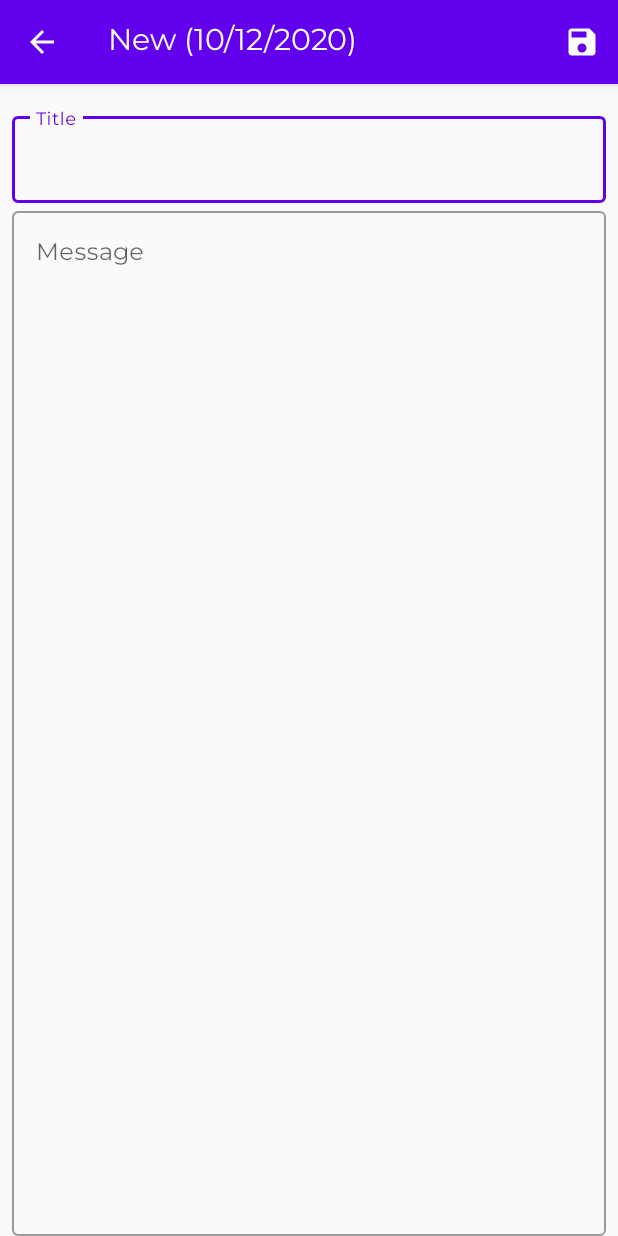
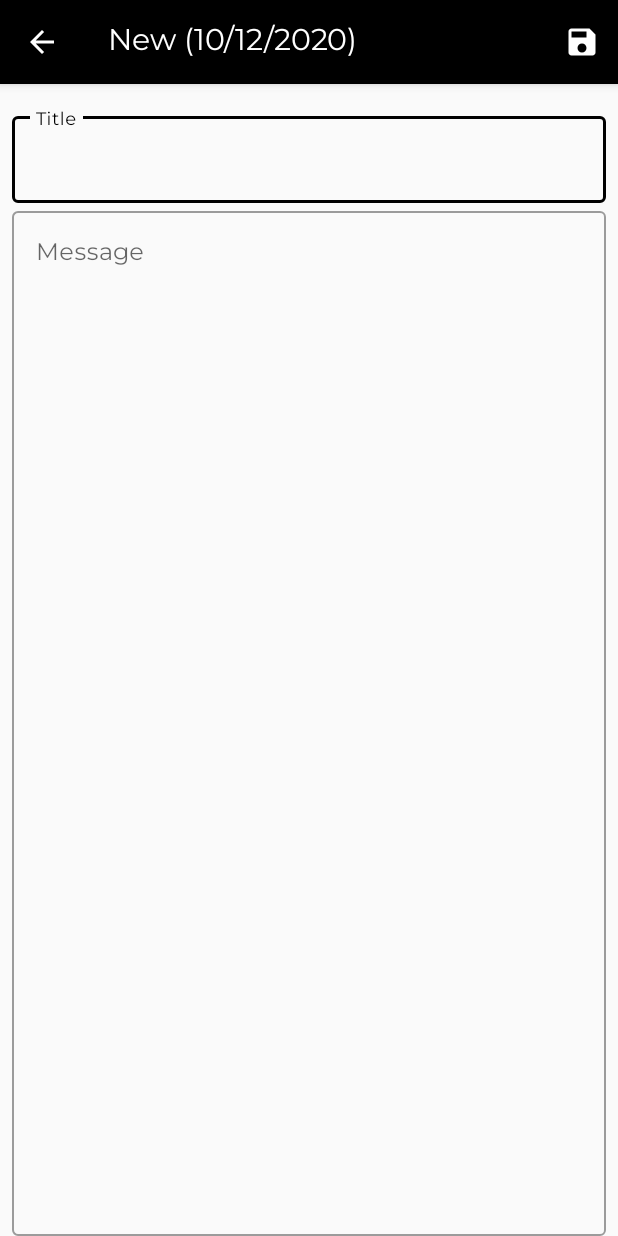
Before and after one commit to thiagofnunes/Daily-Friend-Android-App, an Android app: the screen it shows after launch (RecordActivity), after a tap on an icon or button, on a phone screen of 412 x 824 dp. Run offline under Robolectric (Android 15) with nearby library versions, the phone set to English and light mode, and no system bars; our stand-ins replace Room's generated code.

Commit message:
Migration to AndroidX and change in themes.xml

```diff
--- a/app/build.gradle
+++ b/app/build.gradle
@@ -40,7 +40,7 @@ dependencies {
     androidTestImplementation 'com.android.support.test:runner:1.0.2'
     androidTestImplementation 'com.android.support.test.espresso:espresso-core:3.0.2'
 
-
+    implementation 'androidx.lifecycle:lifecycle-extensions:2.2.0'
     implementation "android.arch.persistence.room:runtime:1.1.1"
     annotationProcessor "android.arch.persistence.room:compiler:1.1.1"
     androidTestImplementation "android.arch.persistence.room:testing:1.1.1"
--- a/app/src/main/java/com/thiagonunes/dailyfriend/RecordActivity.java
+++ b/app/src/main/java/com/thiagonunes/dailyfriend/RecordActivity.java
@@ -1,13 +1,13 @@
 package com.thiagonunes.dailyfriend;
 
-import android.arch.lifecycle.ViewModelProviders;
-import android.arch.lifecycle.ViewModelStore;
 import android.content.Intent;
 import android.os.Bundle;
-import android.support.v7.app.AppCompatActivity;
 import android.view.Menu;
 import android.view.MenuItem;
 import android.widget.EditText;
+
+import androidx.appcompat.app.AppCompatActivity;
+import androidx.lifecycle.ViewModelProviders;
 
 import com.thiagonunes.dailyfriend.database.RecordRepository;
 import com.thiagonunes.dailyfriend.model.MyViewModelFactory;
--- a/app/src/main/java/com/thiagonunes/dailyfriend/database/RecordRepository.java
+++ b/app/src/main/java/com/thiagonunes/dailyfriend/database/RecordRepository.java
@@ -1,8 +1,9 @@
 package com.thiagonunes.dailyfriend.database;
 
 import android.app.Application;
-import android.arch.lifecycle.LiveData;
 import android.os.AsyncTask;
+
+import androidx.lifecycle.LiveData;
 
 import com.thiagonunes.dailyfriend.model.Record;
 
--- a/app/src/main/java/com/thiagonunes/dailyfriend/database/RecordRoomDatabase.java
+++ b/app/src/main/java/com/thiagonunes/dailyfriend/database/RecordRoomDatabase.java
@@ -1,13 +1,15 @@
 package com.thiagonunes.dailyfriend.database;
 
-import android.arch.persistence.room.Database;
-import android.arch.persistence.room.Room;
-import android.arch.persistence.room.RoomDatabase;
+
 import android.content.Context;
+
+import androidx.room.Database;
+import androidx.room.Room;
+import androidx.room.RoomDatabase;
 
 import com.thiagonunes.dailyfriend.model.Record;
 
-@Database(entities = {Record.class}, version = 1, exportSchema = false)
+@Database(entities = {Record.class}, version = 2, exportSchema = false)
 public abstract class RecordRoomDatabase extends RoomDatabase {
 
     public abstract RecordDao recordDao();
@@ -18,7 +20,7 @@ public abstract class RecordRoomDatabase extends RoomDatabase {
         if (INSTANCE == null) {
             synchronized (RecordRoomDatabase.class) {
                 if (INSTANCE == null) {
-                    INSTANCE = Room.databaseBuilder(context.getApplicationContext(), RecordRoomDatabase.class, "records_database").build();
+                    INSTANCE = Room.databaseBuilder(context.getApplicationContext(), RecordRoomDatabase.class, "records_database").fallbackToDestructiveMigration().build();
                 }
             }
         }
--- a/app/src/main/java/com/thiagonunes/dailyfriend/model/MyViewModelFactory.java
+++ b/app/src/main/java/com/thiagonunes/dailyfriend/model/MyViewModelFactory.java
@@ -1,8 +1,10 @@
 package com.thiagonunes.dailyfriend.model;
 
 import android.app.Application;
-import android.arch.lifecycle.ViewModel;
-import android.arch.lifecycle.ViewModelProvider;
+
+import androidx.lifecycle.ViewModel;
+import androidx.lifecycle.ViewModelProvider;
+
 
 public class MyViewModelFactory implements ViewModelProvider.Factory {
     private Application mApplication;
--- a/app/src/main/java/com/thiagonunes/dailyfriend/recyclerview/RecordListAdapter.java
+++ b/app/src/main/java/com/thiagonunes/dailyfriend/recyclerview/RecordListAdapter.java
@@ -2,11 +2,12 @@ package com.thiagonunes.dailyfriend.recyclerview;
 
 import android.content.Context;
 import android.content.Intent;
-import android.support.v7.widget.RecyclerView;
 import android.view.LayoutInflater;
 import android.view.View;
 import android.view.ViewGroup;
 import android.widget.TextView;
+
+import androidx.recyclerview.widget.RecyclerView;
 
 import com.thiagonunes.dailyfriend.R;
 import com.thiagonunes.dailyfriend.RecordActivity;
--- a/app/src/main/res/layout/activity_record.xml
+++ b/app/src/main/res/layout/activity_record.xml
@@ -1,5 +1,6 @@
 <?xml version="1.0" encoding="utf-8"?>
-<android.support.constraint.ConstraintLayout xmlns:android="http://schemas.android.com/apk/res/android"
+<androidx.constraintlayout.widget.ConstraintLayout
+    xmlns:android="http://schemas.android.com/apk/res/android"
     xmlns:app="http://schemas.android.com/apk/res-auto"
     xmlns:tools="http://schemas.android.com/tools"
     android:layout_width="match_parent"
@@ -7,7 +8,7 @@
     tools:context=".RecordActivity">
 
 
-    <android.support.design.widget.TextInputLayout
+    <com.google.android.material.textfield.TextInputLayout
         android:id="@+id/text_input_layout"
         style="@style/Widget.MaterialComponents.TextInputLayout.OutlinedBox"
         android:layout_width="match_parent"
@@ -19,15 +20,15 @@
         app:layout_constraintStart_toStartOf="parent"
         app:layout_constraintTop_toTopOf="parent">
 
-        <android.support.design.widget.TextInputEditText
+        <com.google.android.material.textfield.TextInputEditText
             android:id="@+id/title_editText"
             android:layout_width="match_parent"
             android:layout_height="wrap_content"
             android:hint="@string/title"
             android:inputType="textMultiLine"/>
-    </android.support.design.widget.TextInputLayout>
+    </com.google.android.material.textfield.TextInputLayout>
 
-    <android.support.design.widget.TextInputLayout
+    <com.google.android.material.textfield.TextInputLayout
         android:id="@+id/emailTextInputLayout"
         style="@style/Widget.MaterialComponents.TextInputLayout.OutlinedBox"
         android:layout_width="match_parent"
@@ -40,14 +41,14 @@
         app:layout_constraintStart_toStartOf="parent"
         app:layout_constraintTop_toBottomOf="@+id/text_input_layout">
 
-        <android.support.design.widget.TextInputEditText
+        <com.google.android.material.textfield.TextInputEditText
             android:id="@+id/emailTextInputEditText"
             android:layout_width="match_parent"
             android:layout_height="match_parent"
             android:gravity="top|start"
             android:inputType="textMultiLine|textEmailAddress" />
 
-    </android.support.design.widget.TextInputLayout>
+    </com.google.android.material.textfield.TextInputLayout>
 
 
-</android.support.constraint.ConstraintLayout>
+</androidx.constraintlayout.widget.ConstraintLayout>
--- a/app/src/main/res/layout/content_main.xml
+++ b/app/src/main/res/layout/content_main.xml
@@ -1,12 +1,12 @@
 <?xml version="1.0" encoding="utf-8"?>
-<android.support.constraint.ConstraintLayout xmlns:android="http://schemas.android.com/apk/res/android"
+<androidx.constraintlayout.widget.ConstraintLayout xmlns:android="http://schemas.android.com/apk/res/android"
     xmlns:app="http://schemas.android.com/apk/res-auto"
     android:layout_width="match_parent"
     android:layout_height="match_parent"
     app:layout_behavior="@string/appbar_scrolling_view_behavior">
 
 
-    <android.support.v7.widget.RecyclerView
+    <androidx.recyclerview.widget.RecyclerView
         android:id="@+id/recyclerview"
         android:layout_width="match_parent"
         android:layout_height="match_parent"
@@ -17,4 +17,4 @@
         app:layout_constraintStart_toStartOf="parent"
         android:scrollbars="vertical"
         app:layout_constraintTop_toTopOf="parent" />
-</android.support.constraint.ConstraintLayout>
+</androidx.constraintlayout.widget.ConstraintLayout>
--- a/app/src/main/res/values-night/themes.xml
+++ b/app/src/main/res/values-night/themes.xml
@@ -2,9 +2,9 @@
     <!-- Base application theme. -->
     <style name="Theme.DailyFriend" parent="Theme.AppCompat.Light.DarkActionBar">
         <!-- Primary brand color. -->
-        <item name="colorPrimary">@color/purple_200</item>
-        <item name="colorPrimaryDark">@color/purple_700</item>
-        <item name="colorAccent">@color/teal_200</item>
+        <item name="colorPrimary">@color/black</item>
+        <item name="colorPrimaryDark">@color/black</item>
+        <item name="colorAccent">#00BCD4</item>
         <!-- Customize your theme here. -->
     </style>
 </resources>
--- a/app/src/main/res/values/themes.xml
+++ b/app/src/main/res/values/themes.xml
@@ -2,9 +2,9 @@
     <!-- Base application theme. -->
     <style name="Theme.DailyFriend" parent="Theme.AppCompat.Light.DarkActionBar">
         <!-- Primary brand color. -->
-        <item name="colorPrimary">@color/purple_500</item>
-        <item name="colorPrimaryDark">@color/purple_700</item>
-        <item name="colorAccent">@color/teal_200</item>
+        <item name="colorPrimary">@color/black</item>
+        <item name="colorPrimaryDark">@color/black</item>
+        <item name="colorAccent">#00BCD4</item>
         <!-- Customize your theme here. -->
         <item name="fontFamily">@font/montserrat</item>
     </style>
--- a/gradle.properties
+++ b/gradle.properties
@@ -10,5 +10,7 @@
 # This option should only be used with decoupled projects. More details, visit
 # http://www.gradle.org/docs/current/userguide/multi_project_builds.html#sec:decoupled_projects
 # org.gradle.parallel=true
-#Sun Dec 06 17:10:15 CAT 2020
+#Thu Dec 10 23:09:07 CAT 2020
+android.enableJetifier=true
+android.useAndroidX=true
 org.gradle.jvmargs=-Xmx2048m -Dfile.encoding\=UTF-8
```
Also changed, not shown: app/src/main/java/com/thiagonunes/dailyfriend/MainActivity.java (+9 -9 lines), app/src/main/java/com/thiagonunes/dailyfriend/database/RecordDao.java (+6 -6 lines), app/src/main/java/com/thiagonunes/dailyfriend/model/Record.java (+4 -4 lines), app/src/main/java/com/thiagonunes/dailyfriend/model/RecordEditorViewModel.java (+4 -5 lines), app/src/main/java/com/thiagonunes/dailyfriend/model/RecordsListViewModel.java (+4 -3 lines), app/src/main/res/layout/activity_main.xml (+6 -6 lines), app/src/main/res/layout/fragment_first.xml (deleted, +0 -28 lines), app/src/main/res/layout/fragment_second.xml (deleted, +0 -27 lines).
